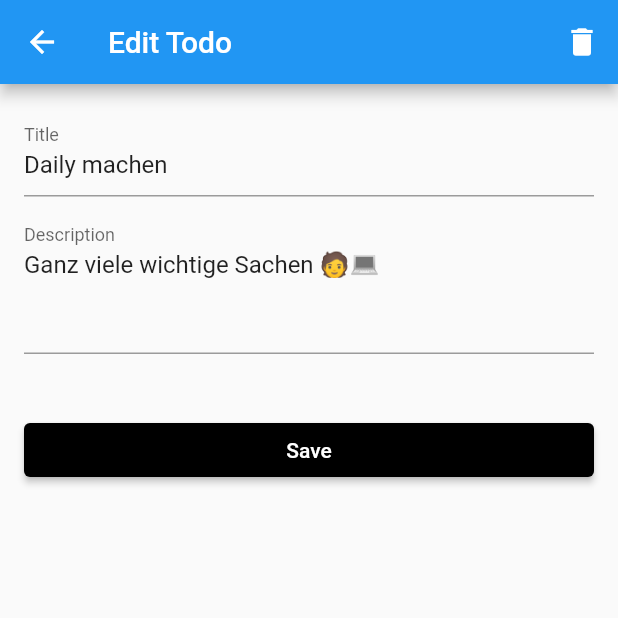
After one commit to MhouneyLH/todo_app_example_project, a Flutter app: the screen it shows after launch, after a tap on "Daily machen", on a phone screen of 412 x 824 dp, the top half of it. The commit adds this screen. Run offline on Flutter 3.47's test engine with Material 2 defaults, Android fonts, the phone set to English and light mode, and no system bars; our stand-ins replace flutter_slidable.

Commit message:
add edit-functionality (even on tap of the todo)

```diff
--- a/lib/model/todo.dart
+++ b/lib/model/todo.dart
@@ -8,7 +8,7 @@ class Todo {
   DateTime? createdTime;
   String? title;
   String? id;
-  String description;
+  String? description;
   bool isDone;
 
   Todo({
--- /dev/null
+++ b/lib/pages/edit_todo_page.dart
@@ -0,0 +1,80 @@
+import 'package:flutter/material.dart';
+import 'package:todo_application/provider/todos.dart';
+import 'package:todo_application/widgets/todo_form_widget.dart';
+import '../model/todo.dart';
+import 'package:provider/provider.dart';
+import '../provider/todos.dart';
+// import '../utils.dart';
+
+class EditTodoPage extends StatefulWidget {
+  final Todo? todo;
+
+  const EditTodoPage({@required this.todo, Key? key}) : super(key: key);
+
+  @override
+  State<EditTodoPage> createState() => _EditTodoPageState();
+}
+
+class _EditTodoPageState extends State<EditTodoPage> {
+  final _formKey = GlobalKey<FormState>();
+
+  String? title;
+  String? description;
+
+  @override
+  void initState() {
+    super.initState();
+
+    title = widget.todo?.title;
+    description = widget.todo?.description;
+  }
+
+  @override
+  Widget build(BuildContext context) => Scaffold(
+        appBar: AppBar(
+          title: const Text(
+            'Edit Todo',
+          ),
+          actions: [
+            IconButton(
+              icon: const Icon(Icons.delete),
+              onPressed: () {
+                final provider =
+                    Provider.of<TodosProvider>(context, listen: false);
+                provider.removeTodo(widget.todo);
+
+                // das hier klappt leider nicht
+                // Utils.showSnackBar(context, 'The Todo was deleted');
+                Navigator.of(context).pop();
+              },
+            ),
+          ],
+        ),
+        body: Padding(
+          padding: const EdgeInsets.all(16),
+          child: Form(
+            key: _formKey,
+            child: TodoFormWidget(
+              title: title,
+              description: description,
+              onChangedTitle: (title) => setState(() => this.title = title),
+              onChangedDescription: (description) =>
+                  setState(() => this.description = description),
+              onSavedTodo: saveTodo,
+            ),
+          ),
+        ),
+      );
+
+  void saveTodo() {
+    final isValid = _formKey.currentState?.validate() ?? false;
+    if (!isValid) {
+      return;
+    }
+
+    final provider = Provider.of<TodosProvider>(context, listen: false);
+    provider.updateTodo(widget.todo, title, description);
+
+    Navigator.of(context).pop();
+  }
+}
--- a/lib/provider/todos.dart
+++ b/lib/provider/todos.dart
@@ -55,4 +55,11 @@ class TodosProvider extends ChangeNotifier {
 
     return todo?.isDone ?? false;
   }
+
+  void updateTodo(Todo? todo, String? title, String? description) {
+    todo?.title = title;
+    todo?.description = description;
+
+    notifyListeners();
+  }
 }
--- a/lib/widgets/todo_widget.dart
+++ b/lib/widgets/todo_widget.dart
@@ -4,6 +4,7 @@ import '../model/todo.dart';
 import 'package:flutter_slidable/flutter_slidable.dart';
 import 'package:provider/provider.dart';
 import '../provider/todos.dart';
+import '../pages/edit_todo_page.dart';
 
 class TodoWidget extends StatelessWidget {
   final Todo? todo;
@@ -22,7 +23,7 @@ class TodoWidget extends StatelessWidget {
                 backgroundColor: Colors.green,
                 label: 'Edit',
                 icon: Icons.edit,
-                onPressed: (context) {},
+                onPressed: (context) => editTodo(context, todo),
               ),
             ],
           ),
@@ -41,7 +42,9 @@ class TodoWidget extends StatelessWidget {
         ),
       );
 
-  Widget buildTodo(BuildContext context) => Container(
+  Widget buildTodo(BuildContext context) => GestureDetector(
+        onTap: () => editTodo(context, todo),
+        child: Container(
           color: Colors.white,
           padding: const EdgeInsets.all(20),
           child: Row(
@@ -76,7 +79,7 @@ class TodoWidget extends StatelessWidget {
                         fontSize: 22,
                       ),
                     ),
-                  if (todo?.description.isNotEmpty ?? false)
+                    if (todo?.description?.isNotEmpty ?? false)
                       Container(
                         margin: const EdgeInsets.only(top: 4),
                         child: Text(
@@ -92,6 +95,7 @@ class TodoWidget extends StatelessWidget {
               ),
             ],
           ),
+        ),
       );
 
   void deleteTodo(BuildContext context, Todo? todo) {
@@ -100,4 +104,10 @@ class TodoWidget extends StatelessWidget {
 
     Utils.showSnackBar(context, 'The Todo was deleted');
   }
+
+  void editTodo(BuildContext context, Todo? todo) => Navigator.of(context).push(
+        MaterialPageRoute(
+          builder: (context) => EditTodoPage(todo: todo),
+        ),
+      );
 }
```
Lines whose indentation alone changed are shown as unchanged.
